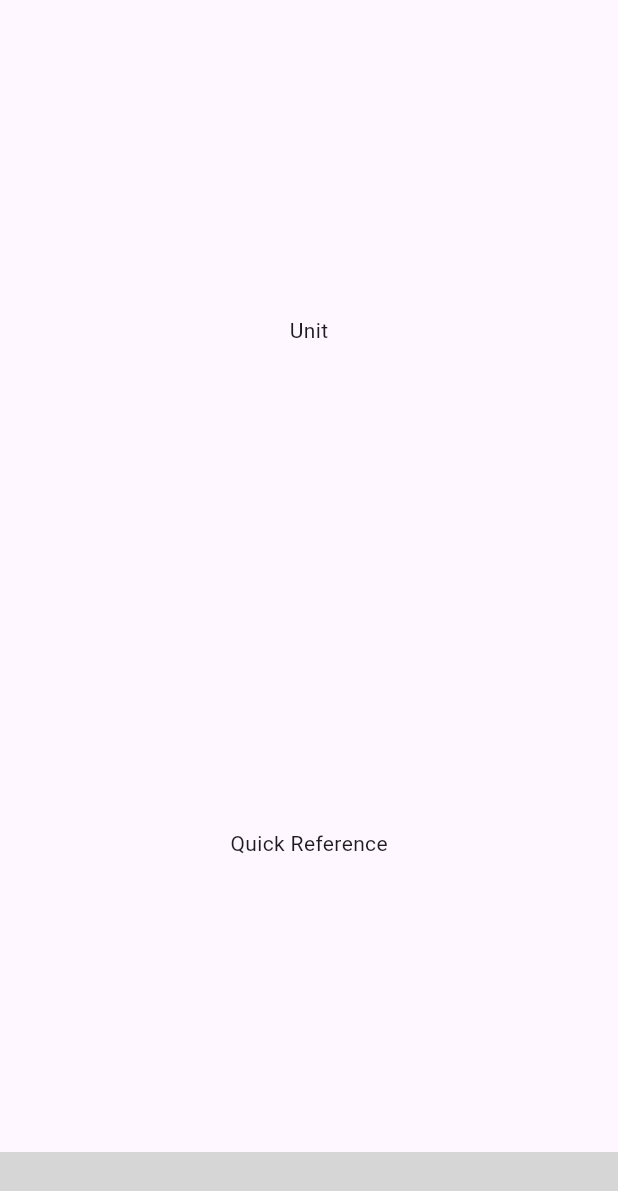
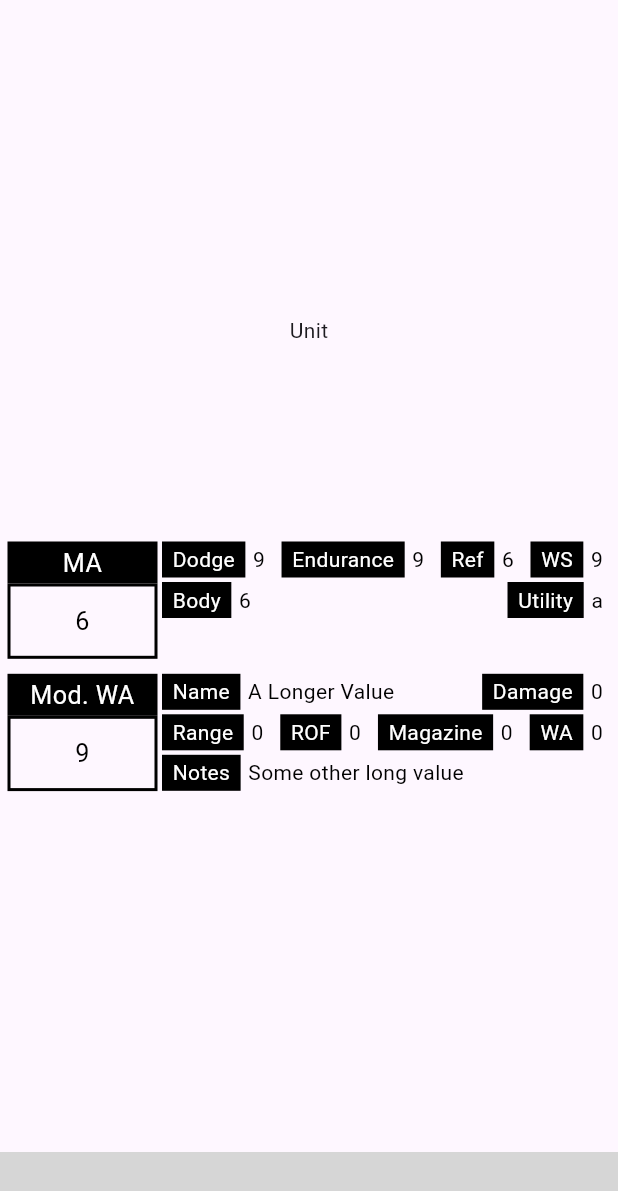
Before and after one commit to platipi/dtTracker, a Flutter app: the screen it shows after launch, on a phone screen of 412 x 824 dp. Shown: the top 1191 px of the screen. Run offline on Flutter 3.47's test engine with Material 3 defaults, Android fonts, the phone set to English and light mode, and no system bars; our stand-ins replace firebase_core, firebase_database; missing offline and left inert: scrollable_reorderable_navbar; accounts and stored records are empty; grey boxes are pictures that could not be loaded.

Commit message:
statblocks basically done

```diff
--- a/dt_tracker_user/lib/main.dart
+++ b/dt_tracker_user/lib/main.dart
@@ -1,4 +1,5 @@
-import 'package:dt_tracker_user/mook.dart';
+import 'package:dt_tracker_user/pages/mook.dart';
+import 'package:dt_tracker_user/utilities/data/unit.dart';
 import 'package:flutter/material.dart';
 import 'package:firebase_core/firebase_core.dart';
 import 'utilities/firebase_options.dart';
@@ -28,6 +29,8 @@ class MainState extends StatefulWidget {
 class MainView extends State<MainState> {
   int _selectedIndex = 0;
 
+  Unit example = Unit();
+
   List<NavBarItem> _items = [
     NavBarItem(widget: Icon(Icons.list), name: "Reference"),
     NavBarItem(widget: Icon(Icons.add), name: "Add"),
@@ -37,20 +40,20 @@ class MainView extends State<MainState> {
   ];
 
   List<Widget> _widgetOptions = <Widget>[
-    CustomButton(
-      name: 'Quick Reference',
+    // Mook(
+    //   name: 'Quick Reference',
+    // ),
+    // Mook(
+    //   name: 'New Mook',
+    // ),
+    UnitWidget(
+      unit: Unit(),
     ),
-    CustomButton(
-      name: 'New Mook',
+    UnitWidget(
+      unit: Unit(),
     ),
-    CustomButton(
-      name: 'Mook 0',
-    ),
-    CustomButton(
-      name: 'Mook 1',
-    ),
-    CustomButton(
-      name: 'Mook 2',
+    UnitWidget(
+      unit: Unit(),
     ),
   ];
 
--- a/dt_tracker_user/lib/mook.dart
+++ /dev/null
@@ -1,35 +0,0 @@
-import 'package:flutter/material.dart';
-
-class CustomButton extends StatelessWidget {
-  final String name;
-  const CustomButton({super.key, required this.name});
-  @override
-  Widget build(BuildContext context) {
-    return Center(
-      child: SizedBox(
-        child: Column(
-          mainAxisSize: MainAxisSize.max,
-          mainAxisAlignment: MainAxisAlignment.end,
-          children: [
-            SizedBox(
-              height: MediaQuery.sizeOf(context).height * 0.33,
-              child: const Align(
-                alignment: AlignmentDirectional(0.00, 0.00),
-                child: Text(
-                  'Unit',
-                ),
-              ),
-            ),
-            SizedBox(
-              height: MediaQuery.sizeOf(context).height * 0.5,
-              child: Align(
-                alignment: const AlignmentDirectional(0.00, 0.00),
-                child: Text(name),
-              ),
-            ),
-          ],
-        ),
-      ),
-    );
-  }
-}
--- /dev/null
+++ b/dt_tracker_user/lib/pages/mook.dart
@@ -0,0 +1,49 @@
+import 'package:dt_tracker_user/pages/widgets/statblock.dart';
+import 'package:dt_tracker_user/utilities/data/data_types.dart';
+import 'package:dt_tracker_user/utilities/data/unit.dart';
+import 'package:flutter/material.dart';
+
+class UnitWidget extends StatelessWidget {
+  final Unit unit;
+  const UnitWidget({super.key, required this.unit});
+  @override
+  Widget build(BuildContext context) {
+    return Center(
+      child: SizedBox(
+        child: Column(
+          mainAxisSize: MainAxisSize.max,
+          mainAxisAlignment: MainAxisAlignment.end,
+          children: [
+            SizedBox(
+              height: MediaQuery.sizeOf(context).height * 0.33,
+              child: const Align(
+                alignment: AlignmentDirectional(0.00, 0.00),
+                child: Text(
+                  'Unit',
+                ),
+              ),
+            ),
+            SizedBox(
+              height: MediaQuery.sizeOf(context).height * 0.5,
+              child: Column(
+                children: [
+                  Statblock(
+                    stats: unit.getBattleStats(),
+                    bigKey: 'MA',
+                  ),
+                  Statblock(
+                    stats: unit.gunStats,
+                    prefix: 'gun',
+                    bigKey: 'Mod. WA',
+                    bigValue:
+                        '${objtoint(unit.gunStats['gunWA']) + objtoint(unit.battleStats['WS'])}',
+                  )
+                ],
+              ),
+            ),
+          ],
+        ),
+      ),
+    );
+  }
+}
--- /dev/null
+++ b/dt_tracker_user/lib/pages/widgets/statblock.dart
@@ -0,0 +1,119 @@
+import 'package:dt_tracker_user/utilities/globals.dart';
+import 'package:flutter/material.dart';
+
+class Statblock extends StatelessWidget {
+  final Map<String, String> stats;
+  final String? prefix;
+  final String? bigKey;
+  String? bigValue;
+
+  Statblock(
+      {super.key,
+      required this.stats,
+      this.prefix,
+      this.bigKey,
+      this.bigValue});
+
+  void initState() {
+    if (bigKey != null) {
+      if (stats.containsKey(bigKey)) {
+        bigValue = stats[bigKey];
+        stats.remove(bigKey);
+      } else {
+        bigValue ??= 'hur';
+      }
+    }
+  }
+
+  @override
+  Widget build(BuildContext context) {
+    initState();
+    return Container(
+      width: double.infinity,
+      padding: EdgeInsets.all(5),
+      child: Row(
+        mainAxisSize: MainAxisSize.max,
+        crossAxisAlignment: CrossAxisAlignment.start,
+        children: [
+          if (bigKey != null)
+            Column(
+              children: [
+                Container(
+                  width: 100,
+                  decoration: BoxDecoration(
+                    border: Border.all(width: 2.0, color: Colors.black),
+                    color: Colors.black,
+                  ),
+                  child: Text(
+                    prefix == null ? bigKey! : bigKey!.replaceAll(prefix!, ''),
+                    textAlign: TextAlign.center,
+                    style: TextStyle(
+                        color: Colors.white, fontSize: fontSize * 1.2),
+                  ),
+                ),
+                Container(
+                  width: 100,
+                  height: fontSize * 2.3 + 18,
+                  decoration: BoxDecoration(
+                    border: Border.all(width: 2.0, color: Colors.black),
+                  ),
+                  alignment: AlignmentDirectional(0.00, 0.00),
+                  child: Text(
+                    bigValue!,
+                    textAlign: TextAlign.center,
+                    style: TextStyle(
+                        color: Colors.black, fontSize: fontSize * 1.2),
+                  ),
+                )
+              ],
+            ),
+          SizedBox(width: 3),
+          Expanded(
+            child: Wrap(
+                spacing: 0,
+                runSpacing: 3,
+                alignment: WrapAlignment.spaceBetween,
+                crossAxisAlignment: WrapCrossAlignment.start,
+                direction: Axis.horizontal,
+                runAlignment: WrapAlignment.start,
+                verticalDirection: VerticalDirection.down,
+                clipBehavior: Clip.none,
+                children: stats.entries.map((e) {
+                  return Row(
+                    mainAxisSize: MainAxisSize.min,
+                    children: [
+                      if (bigKey != e.key)
+                        Container(
+                          padding: EdgeInsets.symmetric(horizontal: 5),
+                          decoration: BoxDecoration(
+                            border: Border.all(width: 2.0, color: Colors.black),
+                            color: Colors.black,
+                          ),
+                          child: Text(
+                            prefix == null
+                                ? e.key
+                                : e.key.replaceAll(prefix!, ''),
+                            style: TextStyle(
+                                color: Colors.white, fontSize: fontSize),
+                          ),
+                          //height: 33,
+                        ),
+                      if (bigKey != e.key)
+                        Container(
+                          padding: EdgeInsets.symmetric(horizontal: 5),
+                          child: Text(
+                            e.value,
+                            textAlign: TextAlign.center,
+                            style: TextStyle(
+                                color: Colors.black, fontSize: fontSize),
+                          ),
+                        ),
+                    ],
+                  );
+                }).toList()),
+          ),
+        ],
+      ),
+    );
+  }
+}
--- a/dt_tracker_user/lib/data/data_types.dart
+++ b/dt_tracker_user/lib/utilities/data/data_types.dart
@@ -1,8 +1,6 @@
-import 'dart:ffi';
-import 'dart:js_util';
 import 'dart:math';
 
-import 'package:dt_tracker_user/data/unit_health.dart';
+import 'package:dt_tracker_user/utilities/data/unit_health.dart';
 
 enum UnitType { wildcard, base, mook }
 
--- /dev/null
+++ b/dt_tracker_user/lib/utilities/data/unit.dart
@@ -0,0 +1,36 @@
+import 'package:dt_tracker_user/utilities/data/unit_health.dart';
+
+class Unit {
+  String name = 'Unamed';
+  UnitHealth unitHealth = UnitHealth();
+  var battleStats = {
+    'MA': '6',
+    'Dodge': '9',
+    'Endurance': '9',
+    'Ref': '6',
+    'WS': '9',
+    'Utility': 'a'
+  };
+  var gunStats = {
+    'gunName': 'A Longer Value',
+    'gunDamage': '0',
+    'gunRange': '0',
+    'gunROF': '0',
+    'gunMagazine': '0',
+    'gunWA': '0',
+    'gunNotes': 'Some other long value'
+  };
+  var floofStats = {
+    'aSkill': '5',
+    'Notes': '',
+  };
+
+  Map<String, String> getBattleStats() {
+    Map<String, String> returnList = {};
+    returnList.addEntries(battleStats.entries);
+    returnList['Body'] = unitHealth.body.toString();
+    returnList.remove('Utility');
+    returnList['Utility'] = battleStats['Utility']!;
+    return returnList;
+  }
+}
--- a/dt_tracker_user/lib/data/unit_health.dart
+++ b/dt_tracker_user/lib/utilities/data/unit_health.dart
@@ -1,6 +1,5 @@
-import 'dart:js_util';
 import 'dart:math';
-import 'package:dt_tracker_user/data/data_types.dart';
+import 'package:dt_tracker_user/utilities/data/data_types.dart';
 
 void main() {
   for (var i = 0; i < 100; i++) {
@@ -38,7 +37,7 @@ class UnitHealth {
         if (bar[i].locations[o] == location) {
           //extra effect
           APInfo info = APInfo(true, true, bar[i].sp, damage);
-          apType.extraEffect(info, newObject<UnitHealth>());
+          apType.extraEffect(info, UnitHealth());
           damage = info.dmg;
 
           //damage - barrier
--- /dev/null
+++ b/dt_tracker_user/lib/utilities/globals.dart
@@ -0,0 +1,3 @@
+library globals;
+
+double fontSize = 14;
```
